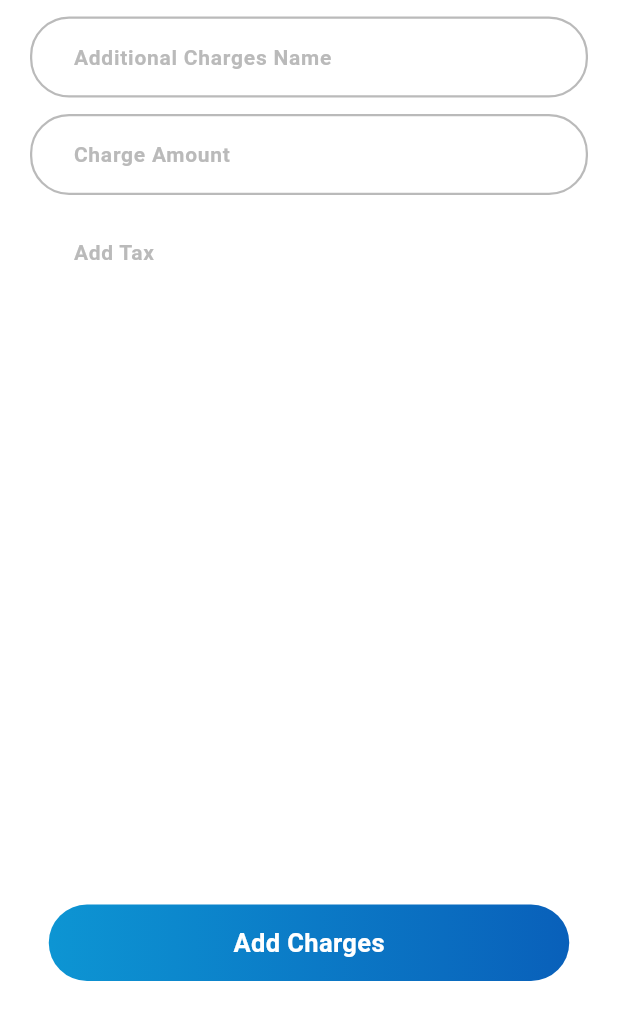
After one commit to jaypatel0207/Khelnet--UI, a Flutter app: the Addcharges screen opened directly, on a phone screen of 412 x 824 dp. The commit adds this screen. Shown: the top 1020 px of the screen. Run offline on Flutter 3.47's test engine with Material 3 defaults, Android fonts, the phone set to English and light mode, and no system bars; our stand-ins replace flutter_screenutil, get, image_picker, pinput.

Commit message:
add charges

```diff
--- /dev/null
+++ b/lib/Pages/Add/AddCharges.dart
@@ -0,0 +1,150 @@
+import 'package:flutter/material.dart';
+
+class Addcharges extends StatefulWidget {
+  const Addcharges({super.key});
+
+  @override
+  State<Addcharges> createState() => _AddplansState();
+}
+
+class _AddplansState extends State<Addcharges> {
+  @override
+  Widget build(BuildContext context) {
+    return Scaffold(
+      backgroundColor: Colors.white,
+      body: Column(
+        children: [
+          Padding(
+            padding: const EdgeInsets.only(top: 11, right: 20, left: 20),
+            child: TextField(
+              decoration: InputDecoration(
+                filled: true,
+                fillColor: Colors.white,
+                border: OutlineInputBorder(
+                  borderRadius: BorderRadius.circular(26),
+                  borderSide: BorderSide(color: Colors.transparent, width: 1.0),
+                ),
+                enabledBorder: OutlineInputBorder(
+                  borderRadius: BorderRadius.circular(26),
+                  borderSide: BorderSide(
+                      color: Color.fromRGBO(186, 186, 186, 1), width: 1.5),
+                ),
+                focusedBorder: OutlineInputBorder(
+                  borderRadius: BorderRadius.circular(26),
+                  borderSide: BorderSide(
+                      color: Color.fromRGBO(186, 186, 186, 1), width: 1.5),
+                ),
+                hintText: 'Additional Charges Name',
+                contentPadding:
+                    EdgeInsets.symmetric(vertical: 15, horizontal: 25),
+                hintStyle: TextStyle(
+                  color: Color.fromRGBO(186, 186, 186, 1),
+                  fontSize: 14,
+                  fontWeight: FontWeight.w600,
+                ),
+              ),
+            ),
+          ),
+          Padding(
+            padding: const EdgeInsets.only(top: 11, right: 20, left: 20),
+            child: TextField(
+              keyboardType: TextInputType.number,
+              decoration: InputDecoration(
+                filled: true,
+                fillColor: Colors.white,
+                border: OutlineInputBorder(
+                  borderRadius: BorderRadius.circular(26),
+                  borderSide: BorderSide(color: Colors.transparent, width: 1.0),
+                ),
+                enabledBorder: OutlineInputBorder(
+                  borderRadius: BorderRadius.circular(26),
+                  borderSide: BorderSide(
+                      color: Color.fromRGBO(186, 186, 186, 1), width: 1.5),
+                ),
+                focusedBorder: OutlineInputBorder(
+                  borderRadius: BorderRadius.circular(26),
+                  borderSide: BorderSide(
+                      color: Color.fromRGBO(186, 186, 186, 1), width: 1.5),
+                ),
+                hintText: 'Charge Amount',
+                contentPadding:
+                    EdgeInsets.symmetric(vertical: 15, horizontal: 25),
+                hintStyle: TextStyle(
+                  color: Color.fromRGBO(186, 186, 186, 1),
+                  fontSize: 14,
+                  fontWeight: FontWeight.w600,
+                ),
+              ),
+            ),
+          ),
+          Padding(
+            padding: const EdgeInsets.only(top: 11, right: 20, left: 20),
+            child: TextField(
+              keyboardType: TextInputType.number,
+              decoration: InputDecoration(
+                filled: true,
+                fillColor: Colors.white,
+                border: OutlineInputBorder(
+                  borderRadius: BorderRadius.circular(26),
+                  borderSide: BorderSide(color: Colors.transparent, width: 1.0),
+                ),
+                enabledBorder: OutlineInputBorder(
+                  borderRadius: BorderRadius.circular(26),
+                  borderSide: BorderSide(
+                      color: Color.fromRGBO(255, 255, 255, 1), width: 1.5),
+                ),
+                focusedBorder: OutlineInputBorder(
+                  borderRadius: BorderRadius.circular(26),
+                  borderSide: BorderSide(
+                      color: Color.fromRGBO(186, 186, 186, 1), width: 1.5),
+                ),
+                hintText: 'Add Tax',
+                contentPadding:
+                    EdgeInsets.symmetric(vertical: 15, horizontal: 25),
+                hintStyle: TextStyle(
+                  color: Color.fromRGBO(186, 186, 186, 1),
+                  fontSize: 14,
+                  fontWeight: FontWeight.w600,
+                ),
+              ),
+            ),
+          ),
+          SizedBox(
+            height: 400,
+          ),
+          Padding(
+            padding: const EdgeInsets.all(8.0),
+            child: InkWell(
+              onTap: () {
+                setState(() {});
+              },
+              child: Center(
+                child: Container(
+                  width: 347,
+                  height: 51,
+                  decoration: BoxDecoration(
+                      borderRadius: BorderRadius.circular(103),
+                      gradient: const LinearGradient(
+                          begin: Alignment.centerLeft,
+                          end: Alignment.centerRight,
+                          colors: [
+                            Color.fromRGBO(13, 149, 211, 1),
+                            Color.fromRGBO(9, 96, 186, 1)
+                          ])),
+                  child: const Center(
+                      child: Text(
+                    "Add Charges",
+                    style: TextStyle(
+                        fontSize: 17,
+                        fontWeight: FontWeight.w700,
+                        color: Colors.white),
+                  )),
+                ),
+              ),
+            ),
+          ),
+        ],
+      ),
+    );
+  }
+}
--- a/lib/Pages/Head Coach/Academy.dart
+++ b/lib/Pages/Head Coach/Academy.dart
@@ -2,6 +2,7 @@ import 'package:flutter/material.dart';
 import 'package:flutter/widgets.dart';
 import 'package:get/get.dart';
 import 'package:khelnet/Pages/Add/AddCoaches.dart';
+import 'package:khelnet/Pages/Add/AddPlans&Charges.dart';
 import 'package:khelnet/Pages/Add/AddStudent.dart';
 import 'package:khelnet/Pages/Head%20Coach/DataFound/centerfound.dart';
 import 'package:khelnet/Pages/Head%20Coach/DataFound/coachFound.dart';
@@ -157,7 +158,9 @@ class _AcademyState extends State<Academy1> {
                     ),
                   ),
                   InkWell(
-                    onTap: () {},
+                    onTap: () {
+                      Get.to(AddplansCharges());
+                    },
                     child: Container(
                       height: 76,
                       width: 63,
--- a/lib/Pages/Head Coach/DataFound/centerfound.dart
+++ b/lib/Pages/Head Coach/DataFound/centerfound.dart
@@ -120,7 +120,10 @@ class _CenterfoundState extends State<Centerfound> {
               padding: const EdgeInsets.all(6.0),
               child: InkWell(
                 onTap: () {
-                  Get.to(Addcenter(startTime: '', endTime: '',));
+                  Get.to(Addcenter(
+                    startTime: '',
+                    endTime: '',
+                  ));
                 },
                 child: Center(
                   child: Container(
```
Also changed, not shown: lib/Pages/Add/AddCoaches.dart (+8 -8 lines), lib/Pages/Add/AddPlans&Charges.dart (added, +88 -0 lines), lib/Pages/Add/AddPlans.dart (added, +450 -0 lines), lib/Pages/Head Coach/DataFound/plans&charges.dart (+6 -6 lines).
